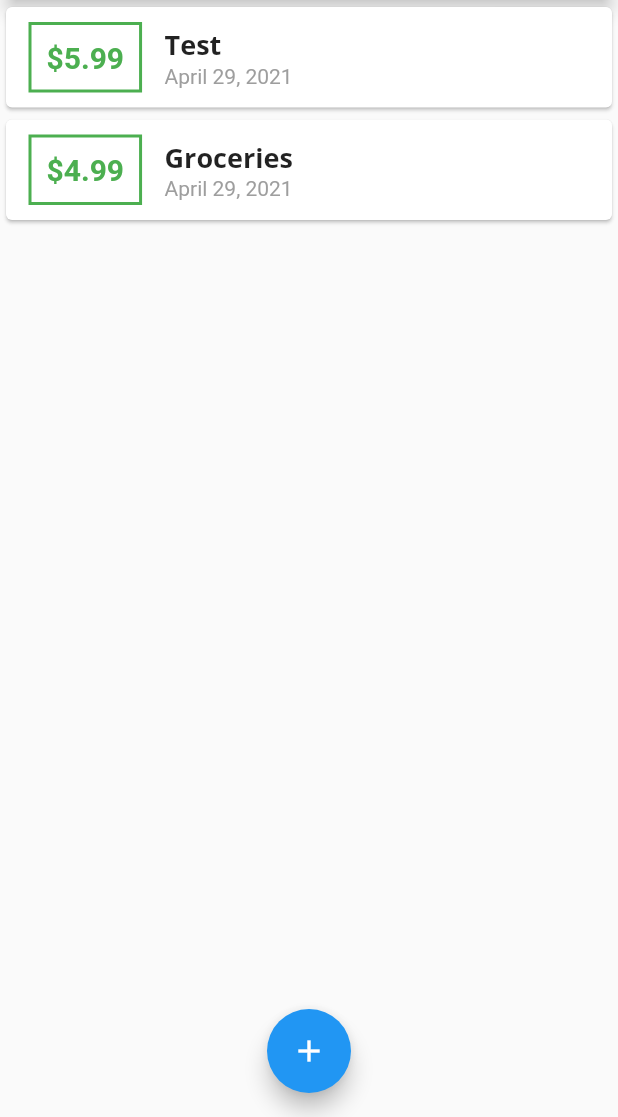
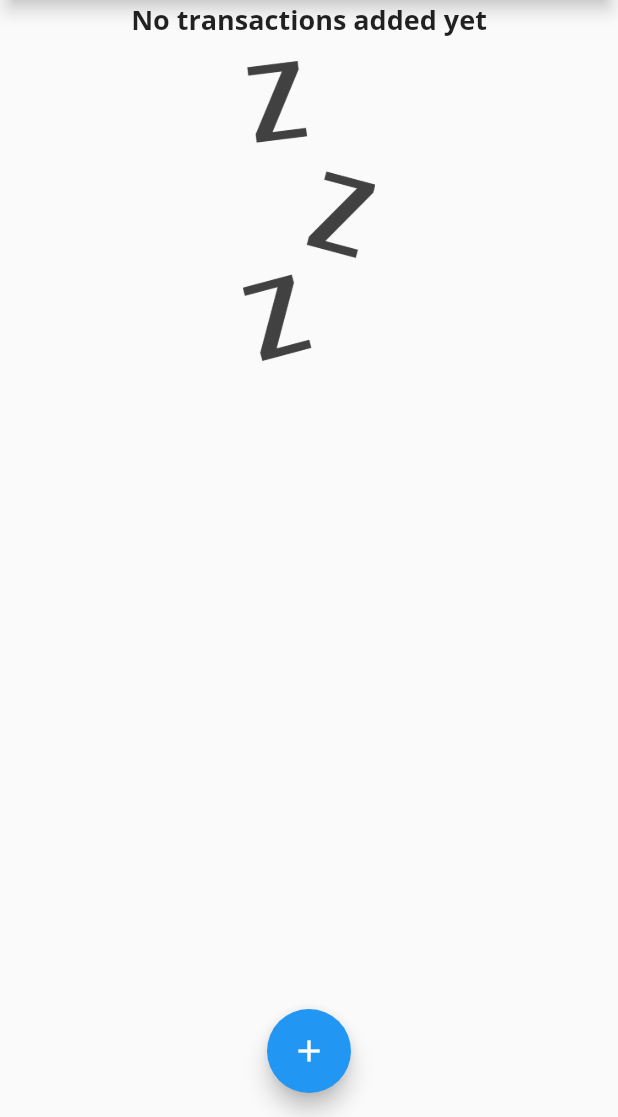
Before and after one commit to Chen-Philip/personal_expenses_tracker, a Flutter app: the screen it shows after launch, on a phone screen of 412 x 824 dp, the part 119-1236 px from its top. Run offline on Flutter 3.47's test engine with Material 2 defaults, Android fonts, the phone set to English and light mode, and no system bars.

Commit message:
added images and made an image appear when there are no transactions

```diff
--- a/lib/main.dart
+++ b/lib/main.dart
@@ -44,18 +44,18 @@ class MyHomePage extends StatefulWidget {
 
 class _MyHomePageState extends State<MyHomePage> {
   final List<Transaction> _userTransactions = [
-    Transaction(
-      id: 't1',
-      title: "Test",
-      amount: 5.99,
-      date: DateTime.now(),
-    ),
-    Transaction(
-      id: 't2',
-      title: "Groceries",
-      amount: 4.99,
-      date: DateTime.now(),
-    ),
+    // Transaction(
+    //   id: 't1',
+    //   title: "Test",
+    //   amount: 5.99,
+    //   date: DateTime.now(),
+    // ),
+    // Transaction(
+    //   id: 't2',
+    //   title: "Groceries",
+    //   amount: 4.99,
+    //   date: DateTime.now(),
+    // ),
   ];
 
   void _addNewTransaction(String title, String amount) {
--- a/lib/widgets/transaction_list.dart
+++ b/lib/widgets/transaction_list.dart
@@ -10,7 +10,24 @@ class TransactionList extends StatelessWidget {
   Widget build(BuildContext context) {
     return Container(
       height: 300,
-      child: ListView.builder(
+      child: _userTransactions.isEmpty
+          ? Column(
+              children: [
+                Text(
+                  "No transactions added yet",
+                  style: Theme.of(context).textTheme.headline6,
+                ),
+                SizedBox(height: 15),
+                Container(
+                  height: 200,
+                  child: Image.asset(
+                    "assets/images/waiting.png",
+                    fit: BoxFit.cover,
+                  ),
+                ),
+              ],
+            )
+          : ListView.builder(
               itemCount: _userTransactions.length,
               itemBuilder: (ctx, index) {
                 return Card(
@@ -45,7 +62,8 @@ class TransactionList extends StatelessWidget {
                             style: Theme.of(context).textTheme.headline6,
                           ),
                           Text(
-                      DateFormat.yMMMMd().format(_userTransactions[index].date),
+                            DateFormat.yMMMMd()
+                                .format(_userTransactions[index].date),
                             style: TextStyle(
                               color: Colors.grey,
                             ),
--- a/pubspec.yaml
+++ b/pubspec.yaml
@@ -46,8 +46,8 @@ flutter:
   uses-material-design: true
 
   # To add assets to your application, add an assets section, like this:
-  # assets:
-  #   - images/a_dot_burr.jpeg
+  assets:
+    - assets/images/waiting.png
   #   - images/a_dot_ham.jpeg
 
   # An image asset can refer to one or more resolution-specific "variants", see
```
Also changed, not shown: assets/images/waiting.png (added). Lines whose indentation alone changed are shown as unchanged.
